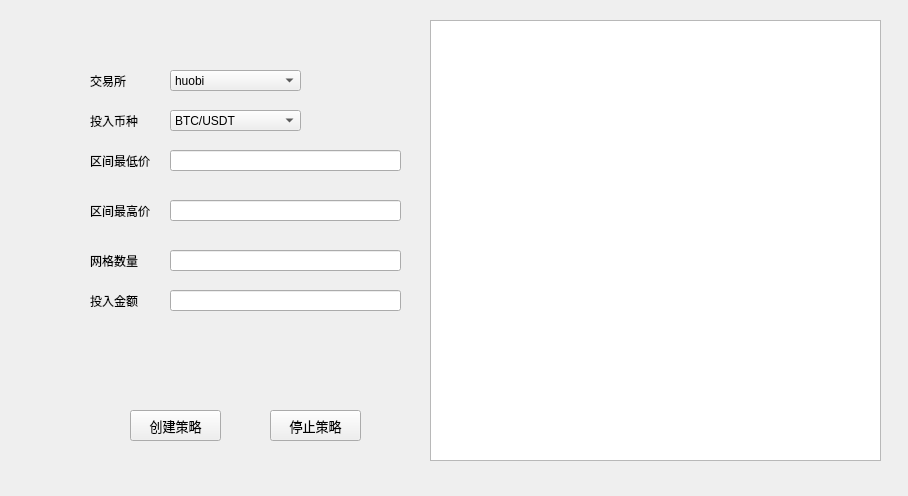
xmmgogogo/grid, file grid_ui.ui: the form before one commit.
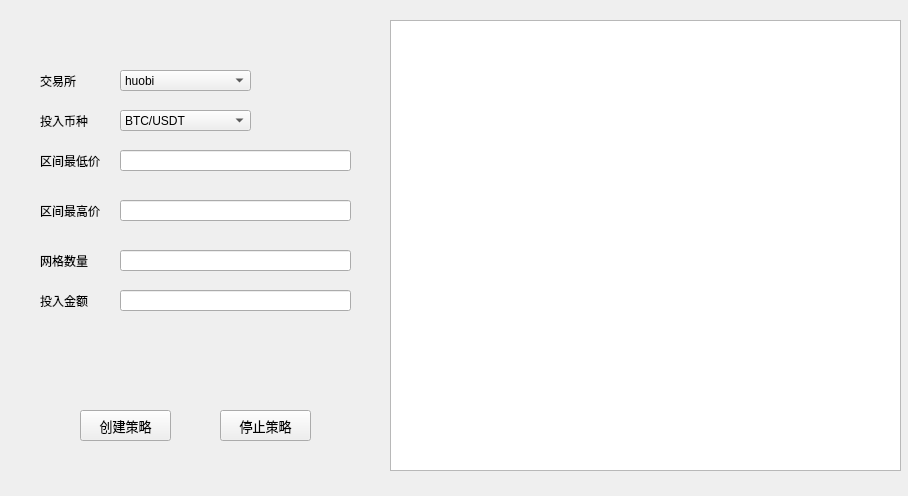
The form after the commit.

```diff
--- a/grid_ui.ui
+++ b/grid_ui.ui
@@ -20,9 +20,9 @@
    <widget class="QLabel" name="exchange_name_label">
     <property name="geometry">
      <rect>
-      <x>90</x>
+      <x>40</x>
       <y>70</y>
-      <width>71</width>
+      <width>51</width>
       <height>21</height>
      </rect>
     </property>
@@ -38,7 +38,7 @@
    <widget class="QLabel" name="symbol_label">
     <property name="geometry">
      <rect>
-      <x>90</x>
+      <x>40</x>
       <y>110</y>
       <width>71</width>
       <height>21</height>
@@ -56,7 +56,7 @@
    <widget class="QLabel" name="grid_min_price_label">
     <property name="geometry">
      <rect>
-      <x>90</x>
+      <x>40</x>
       <y>150</y>
       <width>71</width>
       <height>21</height>
@@ -74,7 +74,7 @@
    <widget class="QLabel" name="grid_max_price_label">
     <property name="geometry">
      <rect>
-      <x>90</x>
+      <x>40</x>
       <y>200</y>
       <width>71</width>
       <height>21</height>
@@ -92,7 +92,7 @@
    <widget class="QLabel" name="grid_num_label">
     <property name="geometry">
      <rect>
-      <x>90</x>
+      <x>40</x>
       <y>250</y>
       <width>71</width>
       <height>21</height>
@@ -110,7 +110,7 @@
    <widget class="QPushButton" name="create_btn">
     <property name="geometry">
      <rect>
-      <x>130</x>
+      <x>80</x>
       <y>410</y>
       <width>91</width>
       <height>31</height>
@@ -134,7 +134,7 @@
    <widget class="QLabel" name="grid_money_label">
     <property name="geometry">
      <rect>
-      <x>90</x>
+      <x>40</x>
       <y>290</y>
       <width>71</width>
       <height>21</height>
@@ -152,7 +152,7 @@
    <widget class="QComboBox" name="exchange_name_list">
     <property name="geometry">
      <rect>
-      <x>170</x>
+      <x>120</x>
       <y>70</y>
       <width>131</width>
       <height>21</height>
@@ -177,7 +177,7 @@
    <widget class="QComboBox" name="symbol_list">
     <property name="geometry">
      <rect>
-      <x>170</x>
+      <x>120</x>
       <y>110</y>
       <width>131</width>
       <height>21</height>
@@ -202,7 +202,7 @@
    <widget class="QLineEdit" name="grid_min_price">
     <property name="geometry">
      <rect>
-      <x>170</x>
+      <x>120</x>
       <y>150</y>
       <width>231</width>
       <height>21</height>
@@ -212,7 +212,7 @@
    <widget class="QLineEdit" name="grid_max_price">
     <property name="geometry">
      <rect>
-      <x>170</x>
+      <x>120</x>
       <y>200</y>
       <width>231</width>
       <height>21</height>
@@ -222,7 +222,7 @@
    <widget class="QLineEdit" name="grid_num">
     <property name="geometry">
      <rect>
-      <x>170</x>
+      <x>120</x>
       <y>250</y>
       <width>231</width>
       <height>21</height>
@@ -232,7 +232,7 @@
    <widget class="QLineEdit" name="grid_money">
     <property name="geometry">
      <rect>
-      <x>170</x>
+      <x>120</x>
       <y>290</y>
       <width>231</width>
       <height>21</height>
@@ -242,7 +242,7 @@
    <widget class="QPushButton" name="stop_btn">
     <property name="geometry">
      <rect>
-      <x>270</x>
+      <x>220</x>
       <y>410</y>
       <width>91</width>
       <height>31</height>
@@ -266,10 +266,10 @@
    <widget class="QTextBrowser" name="textBrowser">
     <property name="geometry">
      <rect>
-      <x>430</x>
+      <x>390</x>
       <y>20</y>
-      <width>451</width>
-      <height>441</height>
+      <width>511</width>
+      <height>451</height>
      </rect>
     </property>
    </widget>
```
